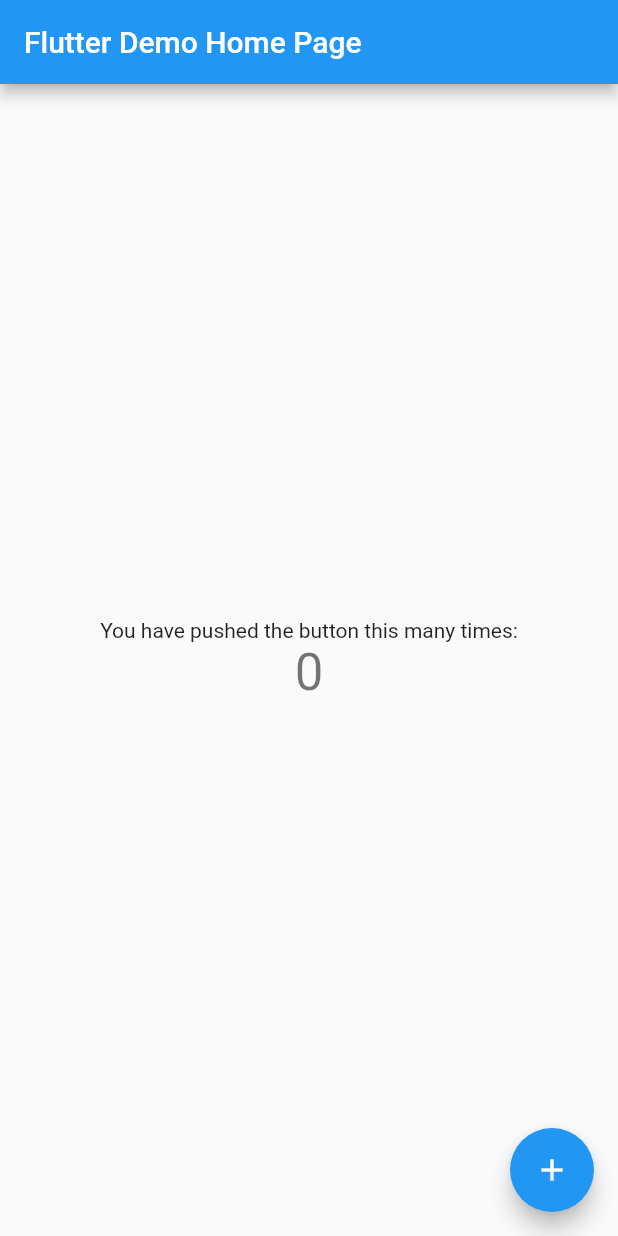
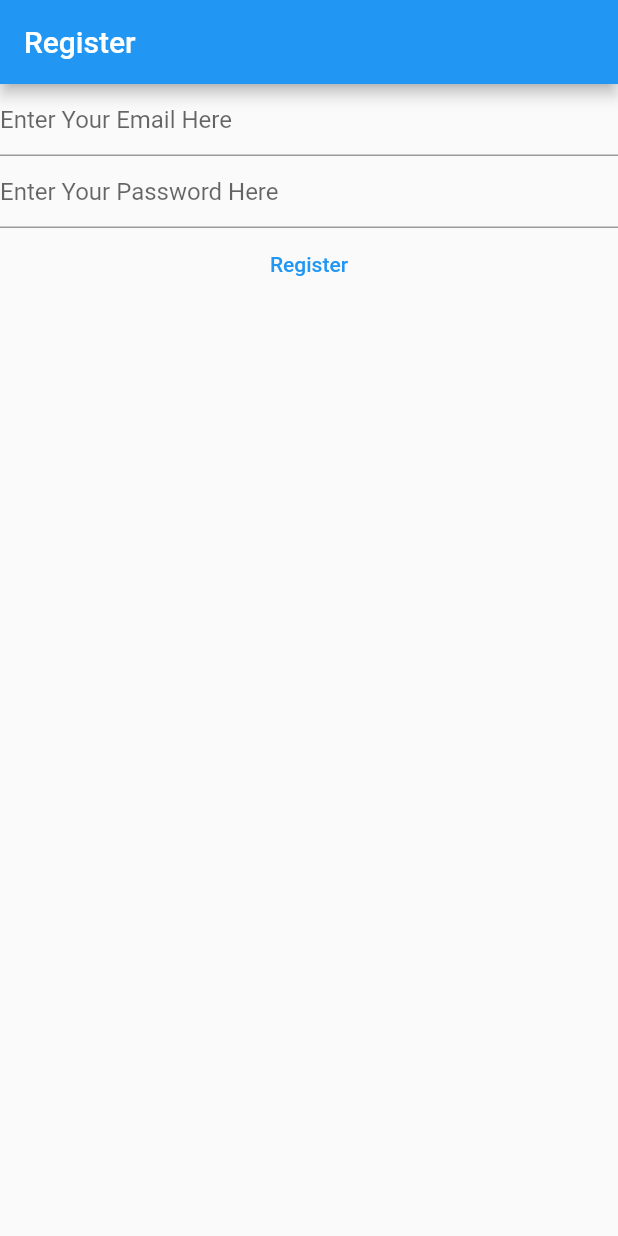
Before and after one commit to vansh-rgb/mynotes, a Flutter app: the screen it shows after launch, on a phone screen of 412 x 824 dp. Run offline on Flutter 3.47's test engine with Material 2 defaults, Android fonts, the phone set to English and light mode, and no system bars; our stand-ins replace firebase_auth, firebase_core; accounts and stored records are empty.

Commit message:
Register Screen Firebase Auth

```diff
--- a/lib/main.dart
+++ b/lib/main.dart
@@ -1,115 +1,102 @@
+import 'package:firebase_core/firebase_core.dart';
 import 'package:flutter/material.dart';
+import 'package:firebase_auth/firebase_auth.dart';
+import 'firebase_options.dart';
 
 void main() {
+  WidgetsFlutterBinding.ensureInitialized();
   runApp(const MyApp());
 }
 
 class MyApp extends StatelessWidget {
   const MyApp({super.key});
-
-  // This widget is the root of your application.
   @override
   Widget build(BuildContext context) {
     return MaterialApp(
       title: 'Flutter Demo',
       theme: ThemeData(
-        // This is the theme of your application.
-        //
-        // Try running your application with "flutter run". You'll see the
-        // application has a blue toolbar. Then, without quitting the app, try
-        // changing the primarySwatch below to Colors.green and then invoke
-        // "hot reload" (press "r" in the console where you ran "flutter run",
-        // or simply save your changes to "hot reload" in a Flutter IDE).
-        // Notice that the counter didn't reset back to zero; the application
-        // is not restarted.
         primarySwatch: Colors.blue,
       ),
-      home: const MyHomePage(title: 'Flutter Demo Home Page'),
+      home: const HomePage(),
     );
   }
 }
 
-class MyHomePage extends StatefulWidget {
-  const MyHomePage({super.key, required this.title});
-
-  // This widget is the home page of your application. It is stateful, meaning
-  // that it has a State object (defined below) that contains fields that affect
-  // how it looks.
-
-  // This class is the configuration for the state. It holds the values (in this
-  // case the title) provided by the parent (in this case the App widget) and
-  // used by the build method of the State. Fields in a Widget subclass are
-  // always marked "final".
-
-  final String title;
+class HomePage extends StatefulWidget {
+  const HomePage({super.key});
 
   @override
-  State<MyHomePage> createState() => _MyHomePageState();
+  State<HomePage> createState() => _HomePageState();
 }
 
-class _MyHomePageState extends State<MyHomePage> {
-  int _counter = 0;
+class _HomePageState extends State<HomePage> {
+  late final TextEditingController _email;
+  late final TextEditingController _password;
 
-  void _incrementCounter() {
-    setState(() {
-      // This call to setState tells the Flutter framework that something has
-      // changed in this State, which causes it to rerun the build method below
-      // so that the display can reflect the updated values. If we changed
-      // _counter without calling setState(), then the build method would not be
-      // called again, and so nothing would appear to happen.
-      _counter++;
-    });
+  @override
+  void initState() {
+    _email = TextEditingController();
+    _password = TextEditingController();
+    super.initState();
+  }
+
+  @override
+  void dispose() {
+    _email.dispose();
+    _password.dispose();
+    super.dispose();
   }
 
   @override
   Widget build(BuildContext context) {
-    // This method is rerun every time setState is called, for instance as done
-    // by the _incrementCounter method above.
-    //
-    // The Flutter framework has been optimized to make rerunning build methods
-    // fast, so that you can just rebuild anything that needs updating rather
-    // than having to individually change instances of widgets.
     return Scaffold(
       appBar: AppBar(
-        // Here we take the value from the MyHomePage object that was created by
-        // the App.build method, and use it to set our appbar title.
-        title: Text(widget.title),
+        title: const Text('Register'),
       ),
-      body: Center(
-        // Center is a layout widget. It takes a single child and positions it
-        // in the middle of the parent.
-        child: Column(
-          // Column is also a layout widget. It takes a list of children and
-          // arranges them vertically. By default, it sizes itself to fit its
-          // children horizontally, and tries to be as tall as its parent.
-          //
-          // Invoke "debug painting" (press "p" in the console, choose the
-          // "Toggle Debug Paint" action from the Flutter Inspector in Android
-          // Studio, or the "Toggle Debug Paint" command in Visual Studio Code)
-          // to see the wireframe for each widget.
-          //
-          // Column has various properties to control how it sizes itself and
-          // how it positions its children. Here we use mainAxisAlignment to
-          // center the children vertically; the main axis here is the vertical
-          // axis because Columns are vertical (the cross axis would be
-          // horizontal).
-          mainAxisAlignment: MainAxisAlignment.center,
-          children: <Widget>[
-            const Text(
-              'You have pushed the button this many times:',
-            ),
-            Text(
-              '$_counter',
-              style: Theme.of(context).textTheme.headlineMedium,
-            ),
-          ],
+      body: FutureBuilder(
+        future: Firebase.initializeApp(
+          options: DefaultFirebaseOptions.currentPlatform,
         ),
+        builder: (context, snapshot) {
+          switch (snapshot.connectionState) {
+            case ConnectionState.done:
+              return Column(
+                children: [
+                  TextField(
+                    controller: _email,
+                    autocorrect: false,
+                    enableSuggestions: false,
+                    keyboardType: TextInputType.emailAddress,
+                    decoration: const InputDecoration(
+                        hintText: 'Enter Your Email Here'),
+                  ),
+                  TextField(
+                    controller: _password,
+                    obscureText: true,
+                    autocorrect: false,
+                    enableSuggestions: false,
+                    decoration: const InputDecoration(
+                        hintText: 'Enter Your Password Here'),
+                  ),
+                  TextButton(
+                    onPressed: () async {
+                      final email = _email.text;
+                      final password = _password.text;
+                      final userCredential = await FirebaseAuth.instance
+                          .createUserWithEmailAndPassword(
+                              email: email, password: password);
+                      print(userCredential);
+                      // print(email + password);
+                    },
+                    child: const Text("Register"),
+                  ),
+                ],
+              );
+            default:
+              return const Text('Loading...');
+          }
+        },
       ),
-      floatingActionButton: FloatingActionButton(
-        onPressed: _incrementCounter,
-        tooltip: 'Increment',
-        child: const Icon(Icons.add),
-      ), // This trailing comma makes auto-formatting nicer for build methods.
     );
   }
 }
--- a/pubspec.yaml
+++ b/pubspec.yaml
@@ -36,6 +36,7 @@ dependencies:
   # Use with the CupertinoIcons class for iOS style icons.
   cupertino_icons: ^1.0.2
   firebase_core: ^2.7.0
+  firebase_auth: ^4.2.9
 
 dev_dependencies:
   flutter_test:
```
Also changed, not shown: pubspec.lock, 3 other files.
